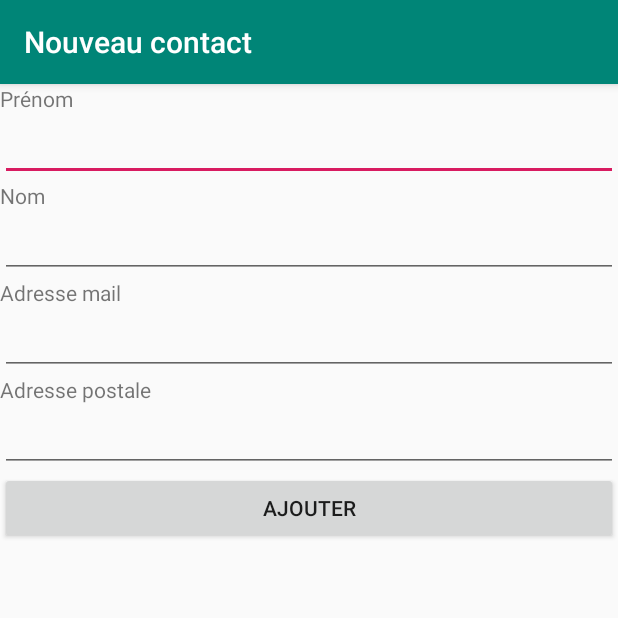
After one commit to franckobe/smartydaysapp, an Android app: the NewContactActivity screen opened directly, with no data from a screen before it, on a phone screen of 412 x 824 dp, the top half of it. The commit adds this screen. Run offline under Robolectric (Android 15) with nearby library versions, the phone set to English and light mode, and no system bars.

Commit message:
item 2 : contact commencé

```diff
--- a/app/build.gradle
+++ b/app/build.gradle
@@ -30,6 +30,7 @@ dependencies {
     implementation 'com.android.support:support-v4:28.0.0'
     implementation 'com.android.support:design:28.0.0'
     implementation "org.jetbrains.anko:anko-commons:0.10.8"
+    implementation "org.jetbrains.anko:anko-sqlite:$anko_version"
     implementation 'com.android.support:recyclerview-v7:28.0.0'
     testImplementation 'junit:junit:4.12'
     androidTestImplementation 'com.android.support.test:runner:1.0.2'
--- a/app/src/main/AndroidManifest.xml
+++ b/app/src/main/AndroidManifest.xml
@@ -9,6 +9,11 @@
             android:roundIcon="@mipmap/ic_launcher_round"
             android:supportsRtl="true"
             android:theme="@style/AppTheme">
+        <activity
+                android:name=".activity.NewContactActivity"
+                android:label="@string/title_activity_new_contact"
+        >
+        </activity>
         <activity
                 android:name=".activity.MainActivity"
                 android:label="@string/title_activity_main"
--- /dev/null
+++ b/app/src/main/java/com/ynovaix/smartydays/activity/NewContactActivity.kt
@@ -0,0 +1,42 @@
+package com.ynovaix.smartydays.activity
+
+import android.support.v7.app.AppCompatActivity
+import android.os.Bundle
+import com.ynovaix.smartydays.R
+import com.ynovaix.smartydays.model.Contact
+import com.ynovaix.smartydays.model.ContactDb
+import com.ynovaix.smartydays.model.ContactDbHelper
+import com.ynovaix.smartydays.util.ContactRequestCode
+import kotlinx.android.synthetic.main.activity_new_contact.*
+import org.jetbrains.anko.custom.async
+import org.jetbrains.anko.doAsync
+
+class NewContactActivity : AppCompatActivity() {
+
+    private val contactDb by lazy { ContactDb(ContactDbHelper(applicationContext)) }
+
+    override fun onCreate(savedInstanceState: Bundle?) {
+        super.onCreate(savedInstanceState)
+        setContentView(R.layout.activity_new_contact)
+
+        btnAddNewContact.setOnClickListener {
+            saveContact()
+        }
+
+    }
+
+    private fun saveContact() {
+        val contact = Contact(
+            0,
+            newContactFirstname.text.toString(),
+            newContactLastname.text.toString(),
+            newContactEmail.text.toString(),
+            newContactAddress.text.toString()
+        )
+        doAsync {
+            contactDb.save(contact)
+            finishActivity(ContactRequestCode.InsertionSuccess.code)
+        }
+    }
+
+}
--- /dev/null
+++ b/app/src/main/res/layout/activity_new_contact.xml
@@ -0,0 +1,87 @@
+<?xml version="1.0" encoding="utf-8"?>
+<RelativeLayout
+        xmlns:android="http://schemas.android.com/apk/res/android"
+        xmlns:tools="http://schemas.android.com/tools"
+        xmlns:app="http://schemas.android.com/apk/res-auto"
+        android:layout_width="match_parent"
+        android:layout_height="match_parent"
+        tools:context=".activity.NewContactActivity">
+
+
+    <TextView
+            android:id="@+id/newContactFirstnameLabel"
+            android:layout_width="match_parent"
+            android:layout_height="wrap_content"
+            android:text="Prénom"
+            android:labelFor="@+id/newContactFirstname"
+    />
+    <EditText
+            android:layout_below="@+id/newContactFirstnameLabel"
+            android:id="@+id/newContactFirstname"
+            android:layout_width="match_parent"
+            android:layout_height="wrap_content"
+            android:inputType="textPersonName"
+            android:ems="10"
+            android:importantForAutofill="no" tools:targetApi="o"
+    />
+    <TextView
+            android:layout_below="@id/newContactFirstname"
+            android:id="@+id/newContactLastnameLabel"
+            android:layout_width="match_parent"
+            android:layout_height="wrap_content"
+            android:text="Nom"
+            android:labelFor="@id/newContactLastname"
+    />
+    <EditText
+            android:layout_below="@id/newContactLastnameLabel"
+            android:id="@+id/newContactLastname"
+            android:layout_width="match_parent"
+            android:layout_height="wrap_content"
+            android:inputType="textPersonName"
+            android:ems="10"
+            android:importantForAutofill="no" tools:targetApi="o"
+    />
+    <TextView
+            android:layout_below="@id/newContactLastname"
+            android:id="@+id/newContactEmailLabel"
+            android:layout_width="match_parent"
+            android:layout_height="wrap_content"
+            android:text="Adresse mail"
+            android:labelFor="@+id/newContactEmail"
+    />
+    <EditText
+            android:layout_below="@id/newContactEmailLabel"
+            android:id="@+id/newContactEmail"
+            android:layout_width="match_parent"
+            android:layout_height="wrap_content"
+            android:inputType="textEmailAddress"
+            android:ems="10"
+            android:importantForAutofill="no" tools:targetApi="o"
+    />
+    <TextView
+            android:layout_below="@id/newContactEmail"
+            android:id="@+id/newContactAddressLabel"
+            android:layout_width="match_parent"
+            android:layout_height="wrap_content"
+            android:text="Adresse postale"
+            android:labelFor="@id/newContactAddress"
+    />
+    <EditText
+            android:layout_below="@+id/newContactAddressLabel"
+            android:id="@+id/newContactAddress"
+            android:layout_width="match_parent"
+            android:layout_height="wrap_content"
+            android:inputType="textPostalAddress"
+            android:ems="10"
+            android:importantForAutofill="no" tools:targetApi="o"
+    />
+
+    <Button
+            android:layout_below="@+id/newContactAddress"
+            android:id="@+id/btnAddNewContact"
+            android:layout_width="match_parent"
+            android:layout_height="wrap_content"
+            android:text="Ajouter"
+    />
+
+</RelativeLayout>
--- a/app/src/main/res/values/strings.xml
+++ b/app/src/main/res/values/strings.xml
@@ -26,6 +26,7 @@
     <string name="item3">Item 3</string>
     <string name="item4">Item 4</string>
     <string name="item5">Item 5</string>
+    <string name="title_activity_new_contact">Nouveau contact</string>
 
 
 </resources>
--- a/build.gradle
+++ b/build.gradle
@@ -2,6 +2,7 @@
 
 buildscript {
     ext.kotlin_version = '1.3.31'
+    ext.anko_version = '0.10.8'
     repositories {
         google()
         jcenter()
```
Also changed, not shown: app/src/main/java/com/ynovaix/smartydays/fragment/Item2Fragment.kt (+47 -2 lines), app/src/main/java/com/ynovaix/smartydays/model/Contact.kt (added, +9 -0 lines), app/src/main/java/com/ynovaix/smartydays/model/ContactDb.kt (added, +39 -0 lines), app/src/main/java/com/ynovaix/smartydays/model/ContactDbHelper.kt (added, +31 -0 lines), app/src/main/java/com/ynovaix/smartydays/model/Tables.kt (added, +10 -0 lines), app/src/main/java/com/ynovaix/smartydays/util/ContactRequestCode.kt (added, +9 -0 lines), app/src/main/res/drawable/ic_person_add.xml (added, +9 -0 lines), app/src/main/res/layout/fragment_item2.xml (+39 -10 lines).
